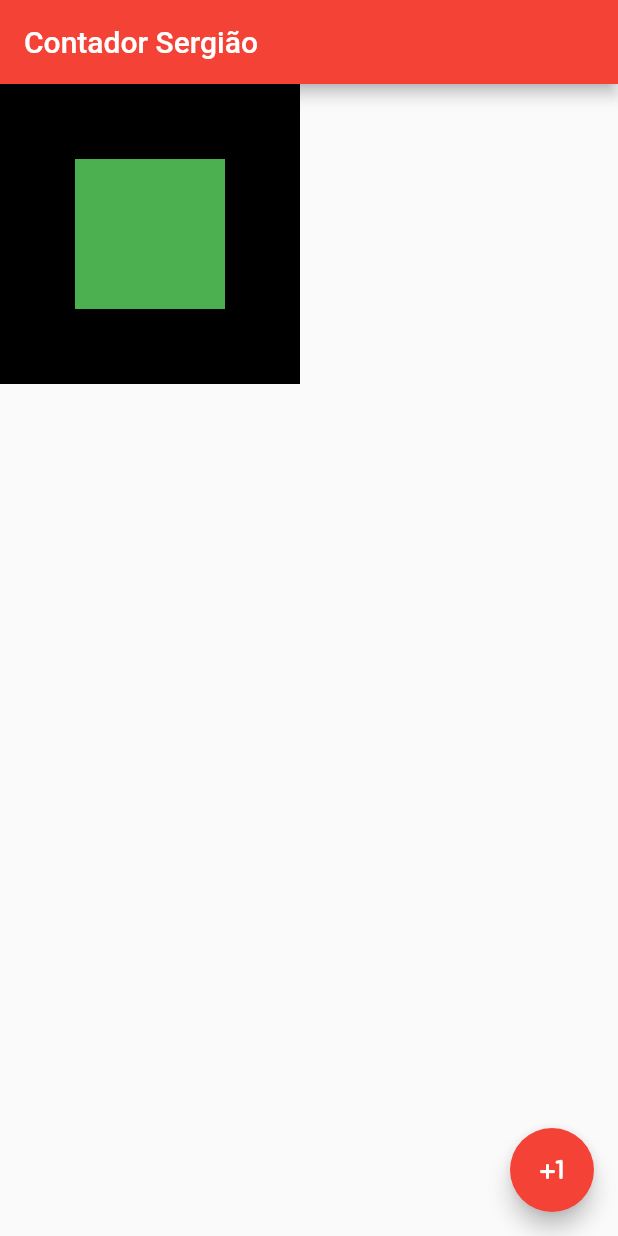
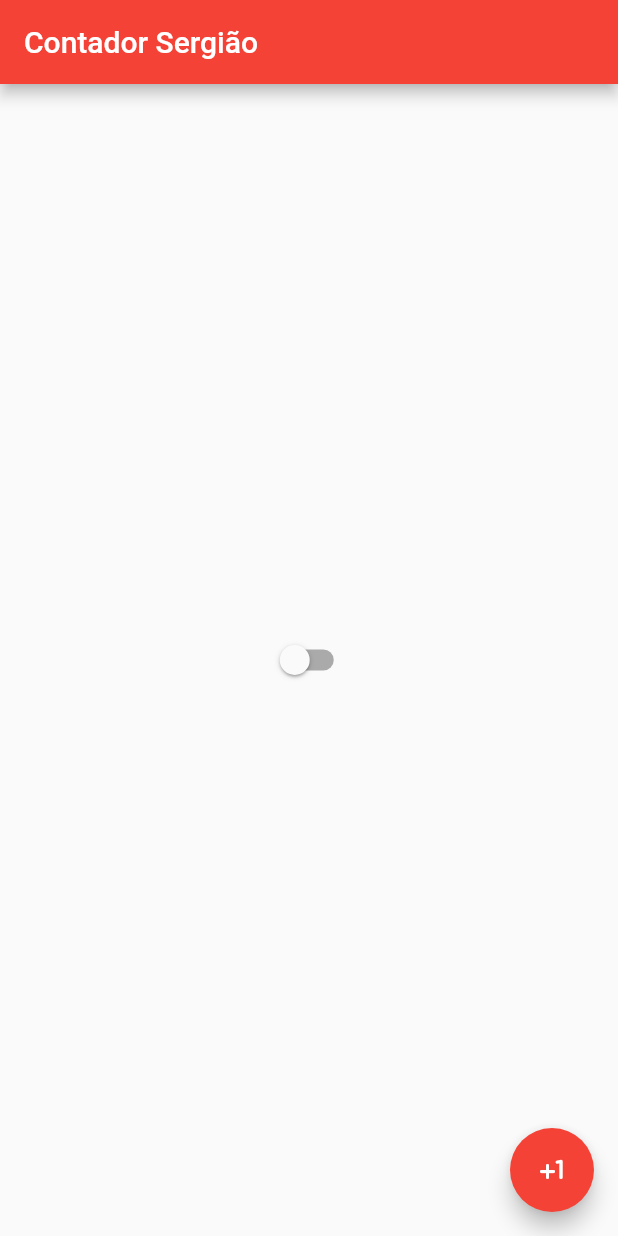
Before and after one commit to sergiaoprogramador/hello_world_flutter, a Flutter app: the screen it shows after launch, on a phone screen of 412 x 824 dp. Run offline on Flutter 3.47's test engine with Material 2 defaults, Android fonts, the phone set to English and light mode, and no system bars.

Commit message:
Gerencia de estado

```diff
--- /dev/null
+++ b/lib/app_controller.dart
@@ -0,0 +1,11 @@
+import 'package:flutter/widgets.dart';
+
+class AppController extends ChangeNotifier {
+  static AppController instance = AppController();
+
+  bool isDartTheme = false;
+  changeTheme() {
+    isDartTheme = !isDartTheme;
+    notifyListeners();
+  }
+}
--- a/lib/app_widget.dart
+++ b/lib/app_widget.dart
@@ -1,4 +1,5 @@
 import 'package:flutter/material.dart';
+import 'package:ola_mundo/app_controller.dart';
 
 import 'home_page.dart';
 
@@ -6,11 +7,18 @@ import 'home_page.dart';
 class AppWidget extends StatelessWidget {
   @override
   Widget build(BuildContext context) {
-    return MaterialApp(
-      theme: ThemeData(
-        primarySwatch: Colors.red
-      ),
-      home: HomePage(),
+    return AnimatedBuilder(
+      animation: AppController.instance,
+      builder: (context, child) {
+        return MaterialApp(
+          theme: ThemeData(
+              primarySwatch: Colors.red,
+              brightness: AppController.instance.isDartTheme
+                  ? Brightness.dark
+                  : Brightness.light),
+          home: HomePage(),
+        );
+      },
     );
   }
 }
--- a/lib/home_page.dart
+++ b/lib/home_page.dart
@@ -1,5 +1,6 @@
 // Stateful para componentes com alterações de estados
 import 'package:flutter/material.dart';
+import 'package:ola_mundo/app_controller.dart';
 
 class HomePage extends StatefulWidget {
   @override
@@ -10,23 +11,19 @@ class HomePage extends StatefulWidget {
 
 class HomePageStage extends State<HomePage> {
   int counter = 0;
+
   @override
   Widget build(BuildContext context) {
     return Scaffold(
       appBar: AppBar(
         title: Text('Contador Sergião'),
       ),
-      body: Container(
-        height: 200,
-        width: 200,
-        color: Colors.black,
-        child: Align(
-          alignment: Alignment.center,
-          child: Container(
-            height: 100,
-            width: 100,
-            color: Colors.green,
-          ),
+      body: Center(
+        child: Switch(
+          value: AppController.instance.isDartTheme,
+          onChanged: (value) {
+            AppController.instance.changeTheme();
+          },
         ),
       ),
       floatingActionButton: FloatingActionButton(
```
Also changed, not shown: 1 other file.
